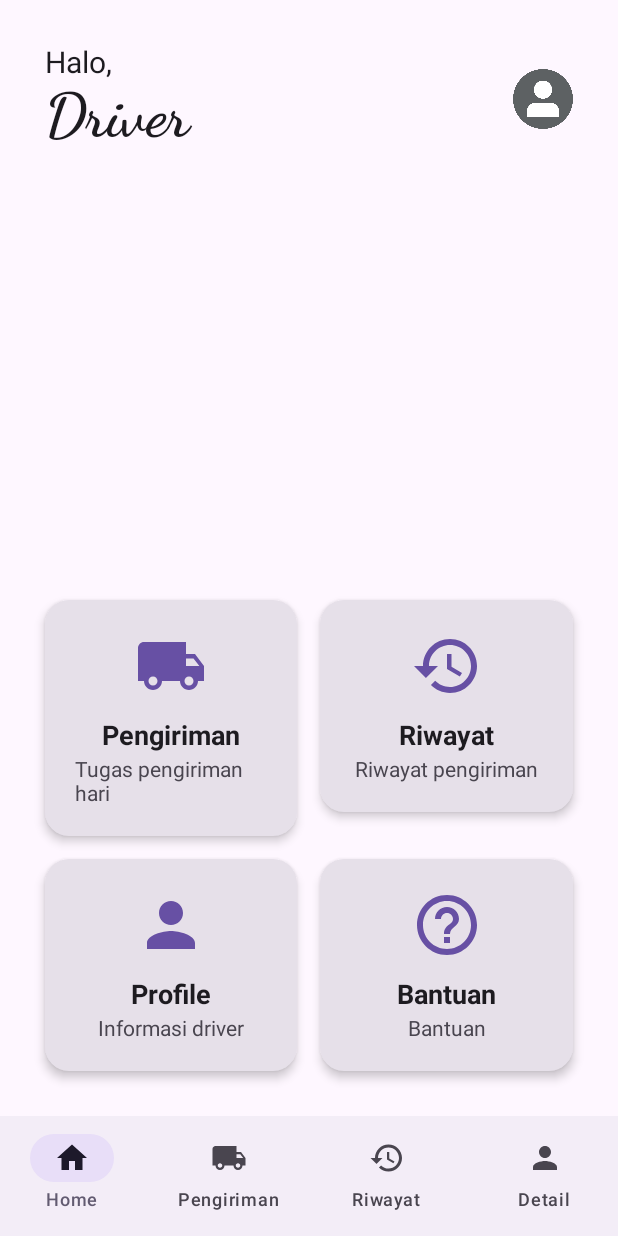
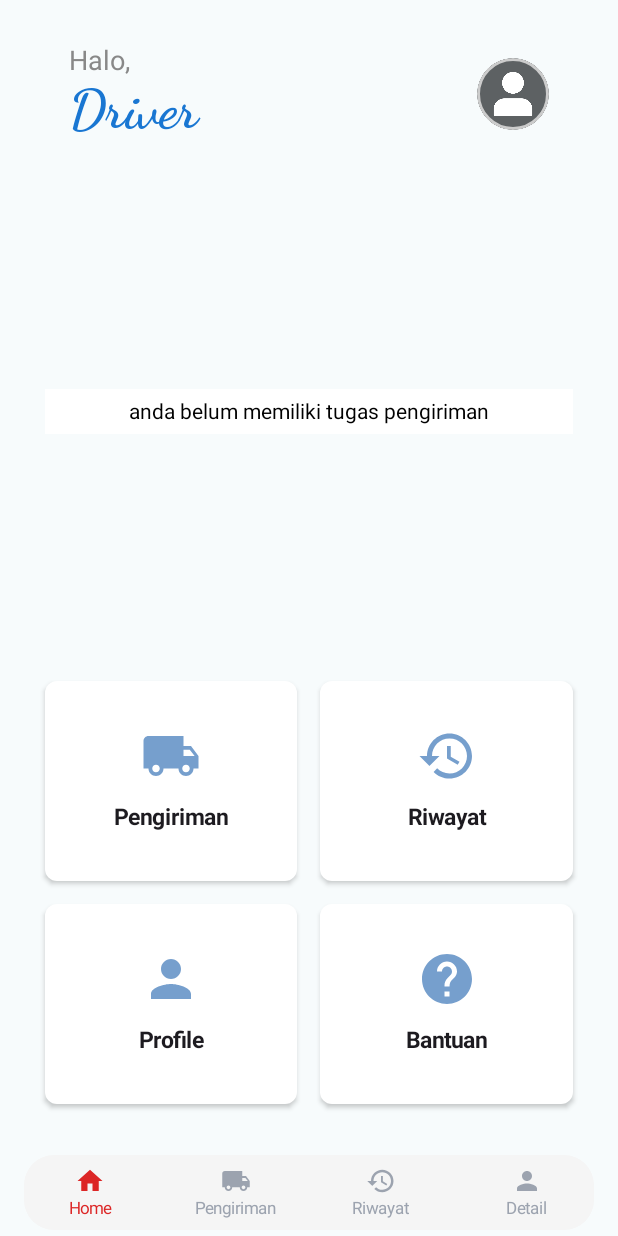
Before and after one commit to Muhless/ady-trans-jaya-kotlin, an Android app built with Jetpack Compose: the screen it shows after launch (MainActivity), on a phone screen of 412 x 824 dp. Run offline under Robolectric (Android 15) with nearby library versions, the phone set to English and light mode, and no system bars.

Commit message:
update homescreen

```diff
--- a/app/build.gradle.kts
+++ b/app/build.gradle.kts
@@ -57,4 +57,6 @@ dependencies {
     androidTestImplementation(libs.androidx.ui.test.junit4)
     debugImplementation(libs.androidx.ui.tooling)
     debugImplementation(libs.androidx.ui.test.manifest)
+    implementation("androidx.core:core-splashscreen:1.0.1")
+    implementation("androidx.compose.animation:animation-graphics:1.8.2")
 }
--- a/app/src/main/java/adytransjaya/MainActivity.kt
+++ b/app/src/main/java/adytransjaya/MainActivity.kt
@@ -1,5 +1,6 @@
 package adytransjaya
 
+import adytransjaya.ui.components.splashScreen
 import adytransjaya.ui.navigation.bottomBar
 import adytransjaya.ui.screen.deliveryScreen
 import adytransjaya.ui.screen.detailScreen
@@ -10,10 +11,9 @@ import adytransjaya.ui.screen.profileScreen
 import android.os.Bundle
 import androidx.activity.ComponentActivity
 import androidx.activity.compose.setContent
-import androidx.compose.foundation.background
-import androidx.compose.foundation.layout.fillMaxSize
 import androidx.compose.foundation.layout.padding
 import androidx.compose.material3.Scaffold
+import androidx.compose.runtime.collectAsState
 import androidx.compose.ui.Modifier
 import androidx.compose.ui.graphics.Color
 import androidx.navigation.compose.NavHost
@@ -25,21 +25,23 @@ class MainActivity : ComponentActivity() {
         super.onCreate(savedInstanceState)
         setContent {
             val navController = rememberNavController()
+            val currentBackStackEntry = navController.currentBackStackEntryFlow.collectAsState(null)
+            val currentRoute = currentBackStackEntry.value?.destination?.route
 
-            androidx.compose.foundation.layout.Box(
-                modifier =
-                    Modifier
-                        .fillMaxSize()
-                        .background(Color(0xFFEF4444)),
-            ) {
             Scaffold(
-                    bottomBar = { bottomBar(navController) },
+                containerColor = Color(0xfff7fbfc),
+                bottomBar = {
+                    if (currentRoute != "splash") {
+                        bottomBar(navController)
+                    }
+                },
             ) { innerPadding ->
                 NavHost(
                     navController = navController,
-                        startDestination = "home",
+                    startDestination = "splash",
                     modifier = Modifier.padding(innerPadding),
                 ) {
+                    composable("splash") { splashScreen(navController) }
                     composable("home") { homeScreen(navController) }
                     composable("delivery") { deliveryScreen(navController) }
                     composable("profile") { profileScreen(navController) }
@@ -51,4 +53,3 @@ class MainActivity : ComponentActivity() {
         }
     }
 }
-}
--- a/app/src/main/java/adytransjaya/ui/components/MenuBox.kt
+++ b/app/src/main/java/adytransjaya/ui/components/MenuBox.kt
@@ -18,7 +18,7 @@ fun menuBox(modifier: Modifier = Modifier) {
             modifier
                 .height(200.dp)
                 .clip(RoundedCornerShape(10.dp))
-                .background(Color(0xFFBBDEFB)),
+                .background(Color.White),
     ) {
         Text(text = "Ini box")
     }
--- a/app/src/main/java/adytransjaya/ui/components/MenuCard.kt
+++ b/app/src/main/java/adytransjaya/ui/components/MenuCard.kt
@@ -10,11 +10,11 @@ import androidx.compose.foundation.shape.RoundedCornerShape
 import androidx.compose.material3.Card
 import androidx.compose.material3.CardDefaults
 import androidx.compose.material3.Icon
-import androidx.compose.material3.MaterialTheme
 import androidx.compose.material3.Text
 import androidx.compose.runtime.Composable
 import androidx.compose.ui.Alignment
 import androidx.compose.ui.Modifier
+import androidx.compose.ui.graphics.Color
 import androidx.compose.ui.graphics.vector.ImageVector
 import androidx.compose.ui.text.font.FontWeight
 import androidx.compose.ui.unit.dp
@@ -24,41 +24,36 @@ import androidx.compose.ui.unit.sp
 fun menuCard(
     icon: ImageVector,
     title: String,
-    subtitle: String,
     onClick: () -> Unit,
     modifier: Modifier = Modifier,
 ) {
     Card(
         modifier = modifier,
         onClick = onClick,
-        shape = RoundedCornerShape(16.dp),
-        elevation = CardDefaults.cardElevation(defaultElevation = 4.dp),
+        shape = RoundedCornerShape(8.dp),
+        colors = CardDefaults.cardColors(containerColor = Color.White),
+        elevation = CardDefaults.cardElevation(defaultElevation = 2.dp),
     ) {
         Column(
             modifier =
                 Modifier
                     .fillMaxWidth()
-                    .padding(20.dp),
+                    .padding(vertical = 30.dp),
             horizontalAlignment = Alignment.CenterHorizontally,
         ) {
             Icon(
                 imageVector = icon,
                 contentDescription = title,
-                tint = MaterialTheme.colorScheme.primary,
-                modifier = Modifier.size(48.dp),
+                tint = Color(0xff769FCD),
+                modifier = Modifier.size(40.dp),
             )
             Spacer(modifier = Modifier.height(12.dp))
             Text(
                 text = title,
                 fontWeight = FontWeight.Bold,
-                fontSize = 18.sp,
+                fontSize = 15.sp,
             )
             Spacer(modifier = Modifier.height(4.dp))
-            Text(
-                text = subtitle,
-                fontSize = 14.sp,
-                color = MaterialTheme.colorScheme.onSurfaceVariant,
-            )
         }
     }
 }
--- /dev/null
+++ b/app/src/main/java/adytransjaya/ui/components/SplashScreen.kt
@@ -0,0 +1,41 @@
+package adytransjaya.ui.components
+
+import ady_trans_jaya.kotlin.R
+import androidx.compose.foundation.Image
+import androidx.compose.foundation.background
+import androidx.compose.foundation.layout.Box
+import androidx.compose.foundation.layout.fillMaxSize
+import androidx.compose.foundation.layout.size
+import androidx.compose.runtime.Composable
+import androidx.compose.runtime.LaunchedEffect
+import androidx.compose.ui.Alignment
+import androidx.compose.ui.Modifier
+import androidx.compose.ui.graphics.Color
+import androidx.compose.ui.res.painterResource
+import androidx.compose.ui.unit.dp
+import androidx.navigation.NavController
+import kotlinx.coroutines.delay
+
+@Composable
+fun splashScreen(navController: NavController) {
+    LaunchedEffect(Unit) {
+        delay(2000)
+        navController.navigate("home") {
+            popUpTo("splash") { inclusive = true }
+        }
+    }
+
+    Box(
+        modifier =
+            Modifier
+                .fillMaxSize()
+                .background(Color.White),
+        contentAlignment = Alignment.Center,
+    ) {
+        Image(
+            painter = painterResource(id = R.drawable.logo),
+            contentDescription = "Animated Splash",
+            modifier = Modifier.size(200.dp),
+        )
+    }
+}
--- a/app/src/main/java/adytransjaya/ui/navigation/BottomBar.kt
+++ b/app/src/main/java/adytransjaya/ui/navigation/BottomBar.kt
@@ -1,10 +1,24 @@
 package adytransjaya.ui.navigation
 
+import androidx.compose.foundation.background
+import androidx.compose.foundation.layout.Column
+import androidx.compose.foundation.layout.Spacer
+import androidx.compose.foundation.layout.height
+import androidx.compose.foundation.layout.padding
+import androidx.compose.foundation.layout.size
+import androidx.compose.foundation.shape.RoundedCornerShape
 import androidx.compose.material3.Icon
+import androidx.compose.material3.MaterialTheme
 import androidx.compose.material3.NavigationBar
 import androidx.compose.material3.NavigationBarItem
+import androidx.compose.material3.NavigationBarItemDefaults
 import androidx.compose.material3.Text
 import androidx.compose.runtime.Composable
+import androidx.compose.ui.Alignment
+import androidx.compose.ui.Modifier
+import androidx.compose.ui.draw.clip
+import androidx.compose.ui.graphics.Color
+import androidx.compose.ui.unit.dp
 import androidx.navigation.NavController
 import androidx.navigation.compose.currentBackStackEntryAsState
 
@@ -21,19 +35,43 @@ fun bottomBar(navController: NavController) {
             BottomNavItem.Profile,
         )
 
-    NavigationBar {
+    NavigationBar(
+        modifier =
+            Modifier
+                .padding(horizontal = 16.dp, vertical = 4.dp)
+                .height(50.dp)
+                .clip(RoundedCornerShape(20.dp))
+                .background(Color(0xFFF5F5F5)),
+        containerColor = Color.Transparent,
+        tonalElevation = 4.dp,
+    ) {
         items.forEach { item ->
+            val selected = currentRoute == item.route
             NavigationBarItem(
-                selected = currentRoute == item.route,
+                selected = selected,
                 onClick = {
-                    if (currentRoute !=
-                        item.route
-                    ) {
-                        navController.navigate(item.route)
+                    if (!selected) navController.navigate(item.route)
+                },
+                icon = {
+                    Column(horizontalAlignment = Alignment.CenterHorizontally) {
+                        Icon(
+                            imageVector = item.icon,
+                            contentDescription = item.label,
+                            modifier = Modifier.size(20.dp),
+                            tint = if (selected) Color(0xFFDC2626) else Color(0xFF9CA3AF),
+                        )
+                        Spacer(modifier = Modifier.height(2.dp)) // spasi kecil
+                        Text(
+                            text = item.label,
+                            fontSize = MaterialTheme.typography.labelSmall.fontSize,
+                            color = if (selected) Color(0xFFDC2626) else Color(0xFF9CA3AF),
+                        )
                     }
                 },
-                icon = { Icon(imageVector = item.icon, contentDescription = item.label) },
-                label = { Text(item.label) },
+                colors =
+                    NavigationBarItemDefaults.colors(
+                        indicatorColor = Color.Transparent,
+                    ),
             )
         }
     }
--- a/app/src/main/java/adytransjaya/ui/screen/HomeScreen.kt
+++ b/app/src/main/java/adytransjaya/ui/screen/HomeScreen.kt
@@ -2,9 +2,10 @@ package adytransjaya.ui.screen
 
 import ady_trans_jaya.kotlin.R
 import adytransjaya.ui.components.menuCard
-import android.annotation.SuppressLint
-import android.media.Image
 import androidx.compose.foundation.Image
+import androidx.compose.foundation.background
+import androidx.compose.foundation.border
+import androidx.compose.foundation.layout.Arrangement
 import androidx.compose.foundation.layout.Column
 import androidx.compose.foundation.layout.Row
 import androidx.compose.foundation.layout.Spacer
@@ -13,8 +14,9 @@ import androidx.compose.foundation.layout.height
 import androidx.compose.foundation.layout.padding
 import androidx.compose.foundation.layout.size
 import androidx.compose.foundation.layout.width
+import androidx.compose.foundation.shape.CircleShape
 import androidx.compose.material.icons.Icons
-import androidx.compose.material.icons.filled.HelpOutline
+import androidx.compose.material.icons.automirrored.filled.Help
 import androidx.compose.material.icons.filled.History
 import androidx.compose.material.icons.filled.LocalShipping
 import androidx.compose.material.icons.filled.Person
@@ -22,6 +24,8 @@ import androidx.compose.material3.Text
 import androidx.compose.runtime.Composable
 import androidx.compose.ui.Alignment
 import androidx.compose.ui.Modifier
+import androidx.compose.ui.draw.clip
+import androidx.compose.ui.graphics.Color
 import androidx.compose.ui.layout.ContentScale
 import androidx.compose.ui.res.painterResource
 import androidx.compose.ui.text.font.FontFamily
@@ -30,31 +34,56 @@ import androidx.compose.ui.unit.dp
 import androidx.compose.ui.unit.sp
 import androidx.navigation.NavController
 
-@SuppressLint("ComposableNaming")
 @Composable
 fun homeScreen(navController: NavController) {
     Column(modifier = Modifier.padding(30.dp)) {
         Row(
-            modifier = Modifier.fillMaxWidth(),
+            modifier =
+                Modifier
+                    .fillMaxWidth()
+                    .padding(horizontal = 16.dp),
             verticalAlignment = Alignment.CenterVertically,
         ) {
             Column(modifier = Modifier.weight(1f)) {
-                Text(text = "Halo,", fontSize = 20.sp)
+                Text(
+                    text = "Halo,",
+                    fontSize = 18.sp,
+                    color = Color.Gray,
+                )
                 Text(
                     text = "Driver",
                     fontWeight = FontWeight.Bold,
-                    fontSize = 40.sp,
+                    fontSize = 36.sp,
                     fontFamily = FontFamily.Cursive,
+                    color = Color(0xFF1976D2),
                 )
             }
             Image(
                 painter = painterResource(id = R.drawable.profile_picture),
                 contentDescription = "Profile Picture",
-                modifier = Modifier.size(40.dp),
-                contentScale = ContentScale.Fit,
+                modifier =
+                    Modifier
+                        .size(48.dp)
+                        .clip(CircleShape)
+                        .border(2.dp, Color.LightGray, CircleShape),
+                contentScale = ContentScale.Crop,
             )
         }
-// TOP
+        Spacer(modifier = Modifier.weight(1f))
+
+//        TODO: if "delivery" != false
+        Column(
+            modifier =
+                Modifier
+                    .fillMaxWidth()
+                    .height(30.dp)
+                    .background(Color.White),
+            verticalArrangement = Arrangement.Center,
+            horizontalAlignment = Alignment.CenterHorizontally,
+        ) {
+            Text(text = "anda belum memiliki tugas pengiriman")
+        }
+
         Spacer(modifier = Modifier.weight(1f))
 
         Column {
@@ -62,7 +91,6 @@ fun homeScreen(navController: NavController) {
                 menuCard(
                     icon = Icons.Default.LocalShipping,
                     title = "Pengiriman",
-                    subtitle = "Tugas pengiriman hari",
                     onClick = { navController.navigate("delivery") },
                     modifier = Modifier.weight(1f),
                 )
@@ -70,7 +98,6 @@ fun homeScreen(navController: NavController) {
                 menuCard(
                     icon = Icons.Default.History,
                     title = "Riwayat",
-                    subtitle = "Riwayat pengiriman",
                     onClick = { navController.navigate("history") },
                     modifier = Modifier.weight(1f),
                 )
@@ -82,15 +109,13 @@ fun homeScreen(navController: NavController) {
                 menuCard(
                     icon = Icons.Default.Person,
                     title = "Profile",
-                    subtitle = "Informasi driver",
                     onClick = { navController.navigate("profile") },
                     modifier = Modifier.weight(1f),
                 )
                 Spacer(modifier = Modifier.width(15.dp))
                 menuCard(
-                    icon = Icons.Default.HelpOutline,
+                    icon = Icons.AutoMirrored.Filled.Help,
                     title = "Bantuan",
-                    subtitle = "Bantuan",
                     onClick = { navController.navigate("help") },
                     modifier = Modifier.weight(1f),
                 )
```
Lines whose indentation alone changed are shown as unchanged.
